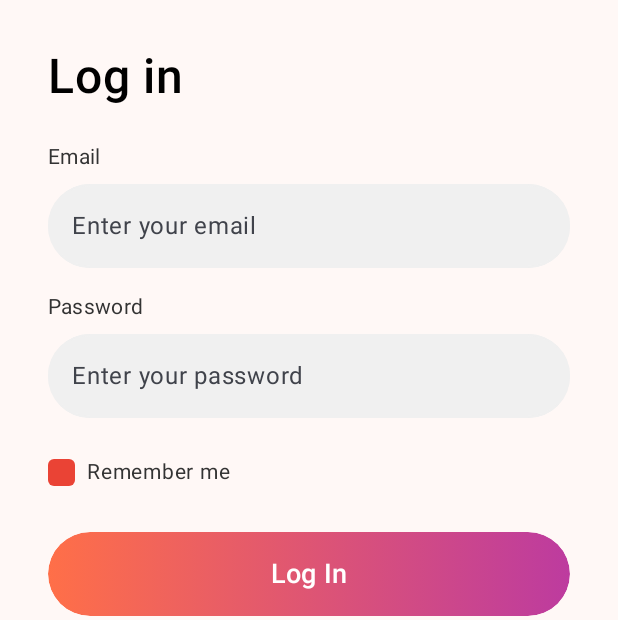
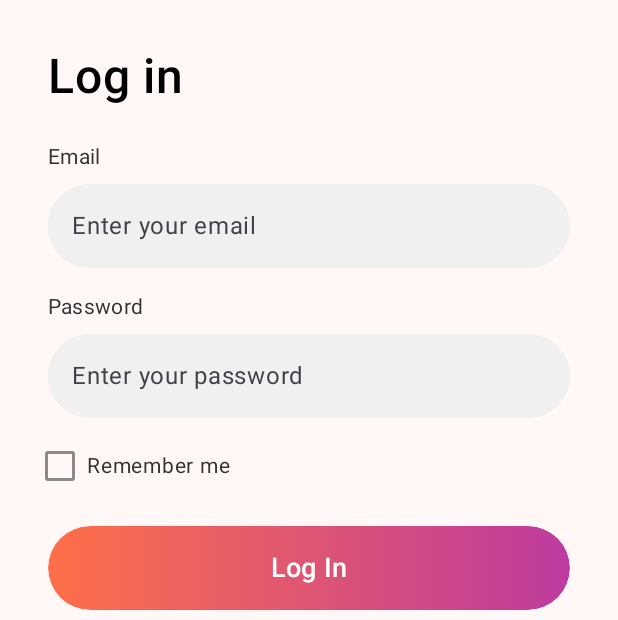
Before and after one commit to Velazta/AntiNganggur-Mobile-App, an Android app built with Jetpack Compose: the LoginPage screen opened through its navigation route, on a phone screen of 412 x 824 dp, the part 616-1236 px from its top. Run offline under Robolectric (Android 15) with nearby library versions, the phone set to English and light mode, and no system bars; our stand-ins replace constraintlayout-compose.

Commit message:
final aboutus

```diff
--- a/app/src/main/java/com/l0123118/ravelin/antinganggur/authentification/Login.kt
+++ b/app/src/main/java/com/l0123118/ravelin/antinganggur/authentification/Login.kt
@@ -185,7 +185,7 @@ fun LoginPage(navController: NavHostController) {
                 }
         )
 
-        var username by remember { mutableStateOf("") }
+        var email by remember { mutableStateOf("") }
         var password by remember { mutableStateOf("") }
         var rememberMe by remember { mutableStateOf(false) }
 
@@ -201,8 +201,8 @@ fun LoginPage(navController: NavHostController) {
 
         // Full Name TextField
         OutlinedTextField(
-            value = username,
-            onValueChange = { username = it },
+            value = email,
+            onValueChange = { email = it },
             placeholder = { Text("Enter your email") },
             singleLine = true,
             shape = RoundedCornerShape(50), // Rounded corners
@@ -261,19 +261,24 @@ fun LoginPage(navController: NavHostController) {
         Row(
             modifier = Modifier
                 .constrainAs(rememberMeRow) {
-                    top.linkTo(passwordField.bottom, margin = 20.dp)
-                    start.linkTo(parent.start, margin = 32.dp)
+                    top.linkTo(passwordField.bottom, margin = 16.dp) // Adjusted margin slightly
+                    start.linkTo(parent.start, margin = 28.dp) // Adjusted margin for checkbox alignment
                 }
-                .clickable { rememberMe = !rememberMe }
+                .clickable { rememberMe = !rememberMe } // Makes the whole row clickable
                 .padding(vertical = 4.dp),
             verticalAlignment = Alignment.CenterVertically
         ) {
-            Box(
-                modifier = Modifier
-                    .size(18.dp)
-                    .background(CheckboxRed, shape = RoundedCornerShape(4.dp))
+            Checkbox(
+                checked = rememberMe,
+                onCheckedChange = { isChecked -> rememberMe = isChecked },
+                colors = CheckboxDefaults.colors(
+                    checkedColor = CheckboxRed, // Your desired color for the checked state
+                    uncheckedColor = TextGray, // Or OrangePrimary.copy(alpha = 0.6f) or any other color
+                    checkmarkColor = Color.White // Color of the check mark
+                ),
+                modifier = Modifier.size(24.dp) // Control the size of the checkbox
             )
-            Spacer(modifier=Modifier.width(8.dp))
+            Spacer(modifier = Modifier.width(6.dp)) // Reduced spacer as Checkbox has some intrinsic padding
 
             Text(
                 text = "Remember me",
--- a/app/src/main/java/com/l0123118/ravelin/antinganggur/menulist/aboutuspage/TeamMember.kt
+++ b/app/src/main/java/com/l0123118/ravelin/antinganggur/menulist/aboutuspage/TeamMember.kt
@@ -238,7 +238,7 @@ fun TeamHeaderSection(
 
             Text(
                 text = "Inspiring change with motivational keynotes,\nWorkshop, and seminar for",
-                fontSize = 14.sp,
+                fontSize = 16.sp,
                 color = darkTextColor,
                 fontWeight = FontWeight.Medium,
                 textAlign = TextAlign.Center,
--- a/app/src/main/java/com/l0123118/ravelin/antinganggur/menulist/aboutuspage/WhatWeDo.kt
+++ b/app/src/main/java/com/l0123118/ravelin/antinganggur/menulist/aboutuspage/WhatWeDo.kt
@@ -31,13 +31,13 @@ import androidx.compose.ui.unit.dp
 import androidx.compose.ui.unit.sp
 import com.l0123118.ravelin.antinganggur.R
 import com.l0123118.ravelin.antinganggur.ui.theme.ANTINGANGGURTheme
+import com.l0123118.ravelin.antinganggur.ui.theme.OrangePrimary
 
 
 @Composable
 fun WhatWeDo() {
     val imageGradientColors = listOf(Color(0xFFFFF6F4), Color(0xFFFFF6F4))
     val descriptionBackgroundColor = Color(0xFFFFF6F4)
-    val bannerOrangeColor = Color(0xFFF9794D)
 
     Column(
         modifier = Modifier
@@ -78,7 +78,7 @@ fun WhatWeDo() {
                     .padding(horizontal = 20.dp)
             ) {
                 WhatWeDoBannerComposable(
-                    backgroundColor = bannerOrangeColor,
+                    backgroundColor = OrangePrimary,
                     text = "What We Do"
                 )
             }
--- a/app/src/main/java/com/l0123118/ravelin/antinganggur/navigation/Navigation.kt
+++ b/app/src/main/java/com/l0123118/ravelin/antinganggur/navigation/Navigation.kt
@@ -49,7 +49,7 @@ import kotlinx.coroutines.launch
 fun AppNavHost(
     navController: NavHostController,
     modifier: Modifier = Modifier,
-    innerPadding: PaddingValues // innerPadding dari Scaffold
+    innerPadding: PaddingValues
 ) {
     NavHost(
         navController = navController,
@@ -156,7 +156,6 @@ fun DrawerHeader() {
             )
             Spacer(modifier = Modifier.height(8.dp))
             Text(text = "AntiNganggur", fontWeight = FontWeight.Bold, fontSize = 18.sp, color = AntiNganggurOrange)
-            Text(text = "info@antinyanggur.com", fontSize = 14.sp, color = Color.Gray)
         }
     }
 }
@@ -168,7 +167,7 @@ fun DrawerBody(
     drawerState: DrawerState,
     modifier: Modifier = Modifier,
     context: Context,
-    previewSelectedRoute: String? = null // Parameter baru untuk preview
+    previewSelectedRoute: String? = null
 ) {
     val navBackStackEntry by navController.currentBackStackEntryAsState()
     val currentRoute = previewSelectedRoute ?: navBackStackEntry?.destination?.route
@@ -178,14 +177,14 @@ fun DrawerBody(
             NavigationDrawerItem(
                 icon = {
                     Icon(
-                        imageVector = item.icon, // Using icon from Screen object
+                        imageVector = item.icon,
                         contentDescription = item.title
                     )
                 },
                 label = { Text(item.title) },
                 selected = currentRoute == item.route,
                 onClick = {
-                    if (previewSelectedRoute == null) { // Only act if not in preview with forced selection
+                    if (previewSelectedRoute == null) {
                         scope.launch {
                             drawerState.close()
                         }
@@ -239,7 +238,7 @@ fun DrawerBodyPreview() {
         val navController = rememberNavController()
         val scope = rememberCoroutineScope()
         val drawerState = rememberDrawerState(DrawerValue.Closed)
-        ModalDrawerSheet { // Added ModalDrawerSheet for realistic preview context
+        ModalDrawerSheet {
             DrawerBody(
                 navController = navController,
                 scope = scope,
@@ -263,7 +262,7 @@ fun DrawerBodyItemSelectedPreview() {
                 scope = scope,
                 drawerState = drawerState,
                 context = LocalContext.current,
-                previewSelectedRoute = Screen.Login.route // Manually select "Login" for preview
+                previewSelectedRoute = Screen.Login.route
             )
         }
     }
@@ -297,8 +296,6 @@ fun FullAppStructurePreview_DrawerClosed() {
                     AppTopBar(scope = scope, drawerState = drawerState)
                 },
                 content = { innerPadding ->
-                    // For preview, showing a generic content.
-                    // In real app, this would be AppNavHost.
                     Box(
                         modifier = Modifier
                             .padding(innerPadding)
@@ -319,7 +316,6 @@ fun FullAppStructurePreview_DrawerClosed() {
 fun FullAppStructurePreview_DrawerOpen() {
     ANTINGANGGURTheme {
         val navController = rememberNavController()
-        // Start with drawer open for this preview
         val drawerState = rememberDrawerState(initialValue = DrawerValue.Open)
         val scope = rememberCoroutineScope()
 
@@ -337,7 +333,7 @@ fun FullAppStructurePreview_DrawerOpen() {
                     )
                 }
             },
-            gesturesEnabled = true // Allow closing by swipe for interaction in preview
+            gesturesEnabled = true
         ) {
             Scaffold(
                 topBar = {
@@ -363,7 +359,6 @@ fun FullAppStructurePreview_DrawerOpen() {
 fun AppNavHostPreview() {
     ANTINGANGGURTheme {
         val navController = rememberNavController()
-        // Simulate innerPadding, usually from Scaffold
         AppNavHost(navController = navController, innerPadding = PaddingValues(0.dp))
     }
 }
--- a/app/src/main/java/com/l0123118/ravelin/antinganggur/ui/theme/Color.kt
+++ b/app/src/main/java/com/l0123118/ravelin/antinganggur/ui/theme/Color.kt
@@ -13,23 +13,16 @@ val Pink40 = Color(0xFF7D5260)
 val LightPinkBackground = Color(0xFFFFF8F6)
 val TextFieldGray = Color(0xFFF0F0F0)
 val OrangePrimary = Color(0xFFFF7144)
-val PinkSecondary = Color(0xFFE8518F)
 val TextColorPrimary = Color(0xFF333333)
-val TextColorSecondary = Color.Gray
-val TextFieldBackground = Color(0xFFF0F0F0)
 val AppOrange = Color(0xFFFF6F48)
 val AppMagenta = Color(0xFFBD3B9F)
 val TextGray = Color(0xFF8A8A8A)
 val BannerGradientStart = Color(0xFFF9774E)
 val BannerGradientEnd = Color(0xFFD43D92)
 val CheckboxRed = Color(0xFFEA4335)
-// Warna dari UI Anda
-val AntiNganggurOrange = Color(0xFFF46036) // Perkiraan warna dari gambar
-val AntiNganggurDarkGray = Color(0xFF5A5A5A) // Perkiraan warna dari gambar
+val AntiNganggurOrange = Color(0xFFF46036)
+val AntiNganggurDarkGray = Color(0xFF5A5A5A)
 
-
-//tambahan
-//tambahan
 val PrimaryOrange = Color(0xFFFD7A5A)
 val LightOrange = Color(0xFFFFF6F4)
 val BackgroundOrange = Color(0xFFEF7950)
```
Also changed, not shown: app/src/main/java/com/l0123118/ravelin/antinganggur/menulist/aboutuspage/AboutUs.kt (+15 -4 lines), app/src/main/java/com/l0123118/ravelin/antinganggur/menulist/aboutuspage/OurCapabilities.kt (+152 -150 lines), app/src/main/java/com/l0123118/ravelin/antinganggur/menulist/aboutuspage/VisiMisi.kt (+16 -19 lines).
